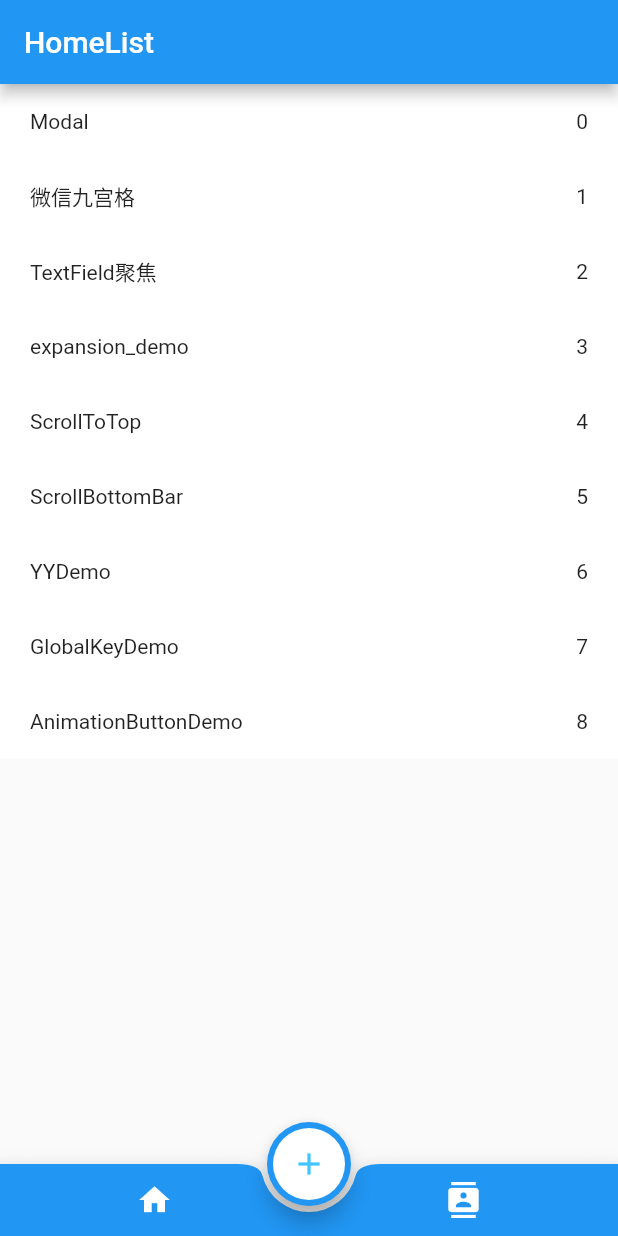
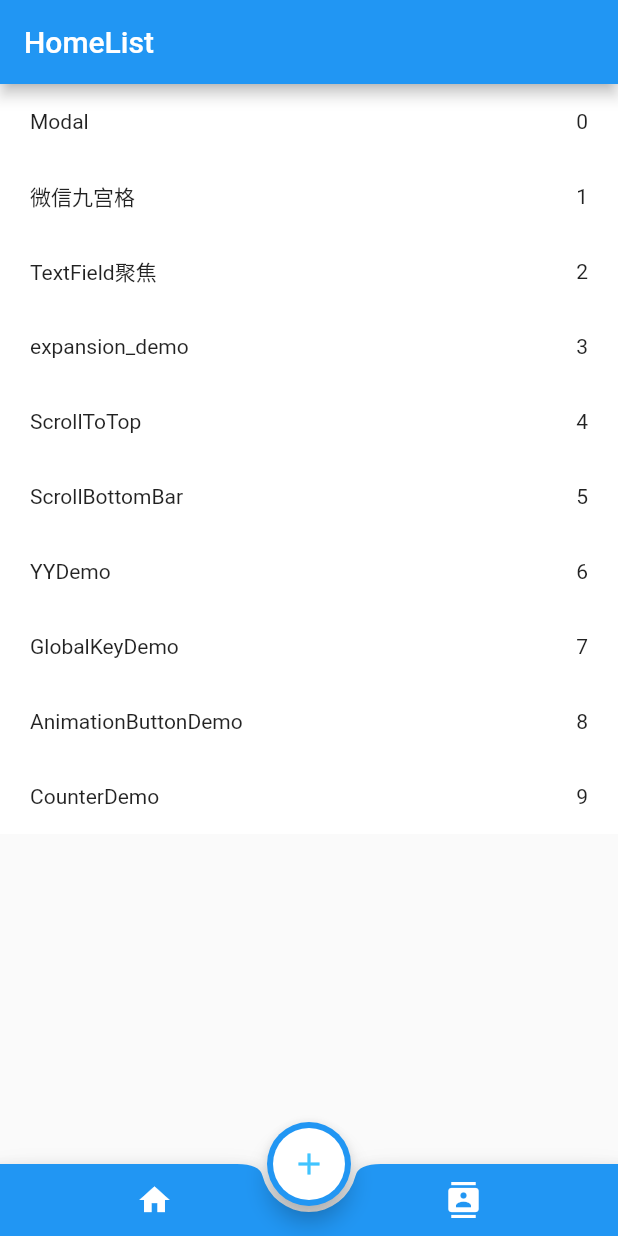
Before and after one commit to justForL/FlutterDemos, a Flutter app: the screen it shows after launch, on a phone screen of 412 x 824 dp. Run offline on Flutter 3.47's test engine with Material 2 defaults, Android fonts, the phone set to English and light mode, and no system bars.

Commit message:
add the counter demo

```diff
--- a/lib/Moudle/Home/HomeList.dart
+++ b/lib/Moudle/Home/HomeList.dart
@@ -1,7 +1,7 @@
 import 'package:demo02/Moudle/Home/AnimationButtonDemo.dart';
+import 'package:demo02/Moudle/Home/Counter.dart';
 import 'package:demo02/Moudle/Home/ExpentionDemo.dart';
 import 'package:demo02/Moudle/Home/GlobalKeyDemo.dart';
-import 'package:demo02/Moudle/Home/RefreshControlDemo.dart';
 import 'package:demo02/Moudle/Home/ScrollBottomBar.dart';
 import 'package:demo02/Moudle/Home/ScrollToTopDemo.dart';
 import 'package:demo02/Moudle/Home/TextFieldDemo.dart';
@@ -24,6 +24,7 @@ enum HomeItemEnum {
   AnimationButton,
   // RefreshControl,
   GlobalKey,
+  CounterDemo,
 }
 
 class HomeListItemModel {
@@ -43,6 +44,7 @@ class HomeList extends StatelessWidget {
     HomeListItemModel("YYDemo", HomeItemEnum.ListDemo),
     HomeListItemModel("GlobalKeyDemo", HomeItemEnum.GlobalKey),
     HomeListItemModel("AnimationButtonDemo", HomeItemEnum.AnimationButton),
+    HomeListItemModel("CounterDemo", HomeItemEnum.CounterDemo),
   ];
   Widget build(BuildContext context) {
     return Scaffold(
@@ -114,6 +116,11 @@ class HomeListItem extends StatelessWidget {
           _routeJumpAction(context, GlobalKeyDemo(), false);
         }
         break;
+      case HomeItemEnum.CounterDemo:
+        {
+          _routeJumpAction(context, CounterDemo(), false);
+        }
+        break;
       default:
     }
   }
--- a/pubspec.yaml
+++ b/pubspec.yaml
@@ -20,6 +20,9 @@ dependencies:
   flutter:
     sdk: flutter
   dio: 2.1.13
+  bloc: 0.15.0
+  flutter_bloc: 0.21.0
+  equatable: 0.4.0
 
   # The following adds the Cupertino Icons font to your application.
   # Use with the CupertinoIcons class for iOS style icons.
```
Also changed, not shown: lib/Moudle/Home/Counter.dart (added, +37 -0 lines), pubspec.lock.
